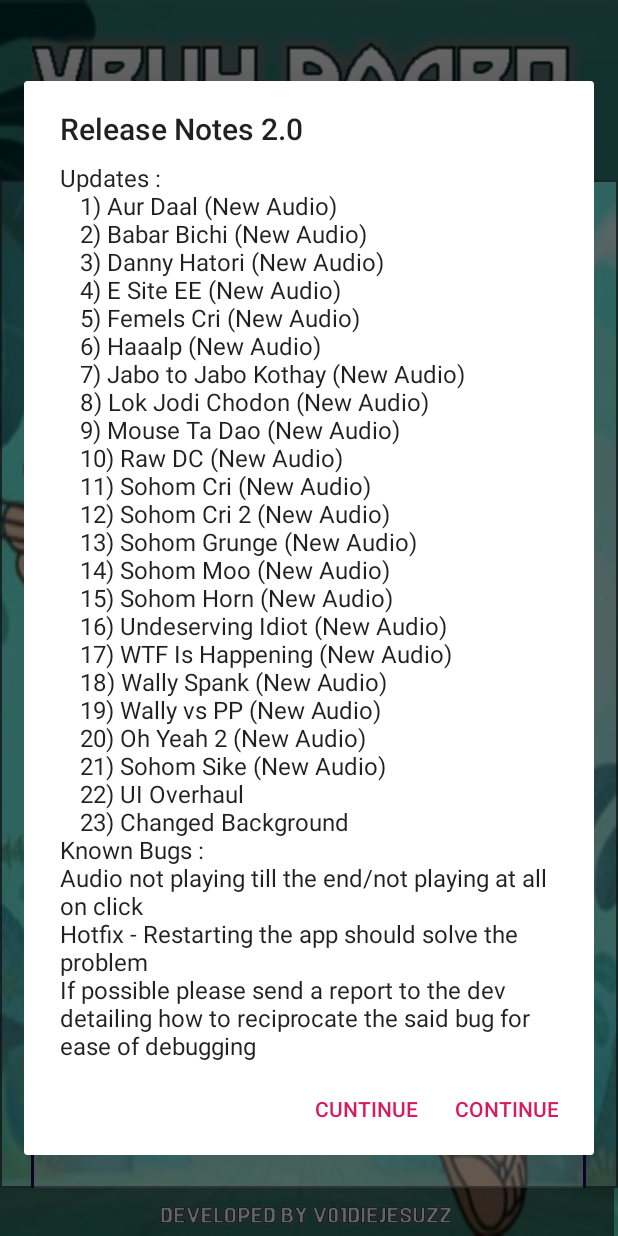
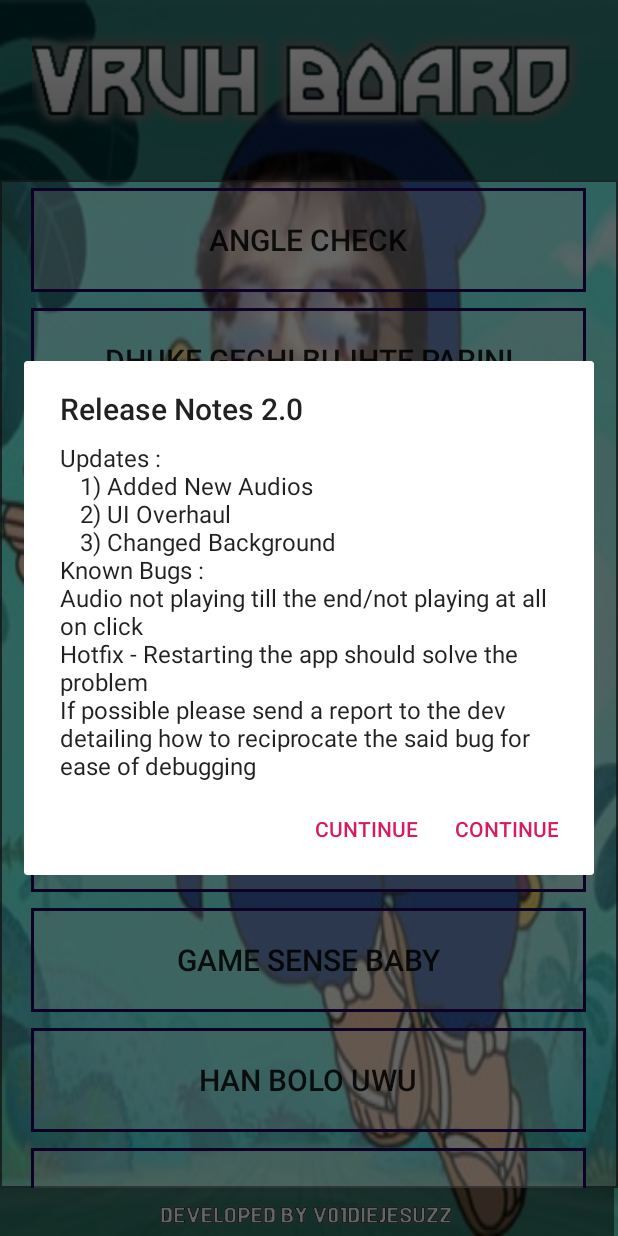
Before and after one commit to jagreetdg/VruhBoard, an Android app: the screen it shows after launch (MainActivity), after a tap on an icon or button, on a phone screen of 412 x 824 dp. Run offline under Robolectric (Android 15) with nearby library versions, the phone set to English and light mode, and no system bars.

Commit message:
Integrated New Audio into existing list

```diff
--- a/app/src/main/java/io/github/jagreetdg/vruhboard/MainActivity.java
+++ b/app/src/main/java/io/github/jagreetdg/vruhboard/MainActivity.java
@@ -40,29 +40,9 @@ public class MainActivity extends AppCompatActivity {
             public void onClick(View v) {
                 String content =
                         "Updates :\n\t" +
-                        "1) Aur Daal (New Audio)\n\t" +
-                        "2) Babar Bichi (New Audio)\n\t" +
-                        "3) Danny Hatori (New Audio)\n\t"+
-                        "4) E Site EE (New Audio)\n\t" +
-                        "5) Femels Cri (New Audio)\n\t" +
-                        "6) Haaalp (New Audio)\n\t" +
-                        "7) Jabo to Jabo Kothay (New Audio)\n\t" +
-                        "8) Lok Jodi Chodon (New Audio)\n\t" +
-                        "9) Mouse Ta Dao (New Audio)\n\t" +
-                        "10) Raw DC (New Audio)\n\t" +
-                        "11) Sohom Cri (New Audio)\n\t" +
-                        "12) Sohom Cri 2 (New Audio)\n\t" +
-                        "13) Sohom Grunge (New Audio)\n\t" +
-                        "14) Sohom Moo (New Audio)\n\t" +
-                        "15) Sohom Horn (New Audio)\n\t" +
-                        "16) Undeserving Idiot (New Audio)\n\t" +
-                        "17) WTF Is Happening (New Audio)\n\t" +
-                        "18) Wally Spank (New Audio)\n\t" +
-                        "19) Wally vs PP (New Audio)\n\t" +
-                        "20) Oh Yeah 2 (New Audio)\n\t"+
-                        "21) Sohom Sike (New Audio)\n\t"+
-                        "22) UI Overhaul\n\t" +
-                        "23) Changed Background\n" +
+                        "1) Added New Audios\n\t"+
+                        "2) UI Overhaul\n\t" +
+                        "3) Changed Background\n" +
                         "Known Bugs :\n" +
                         "Audio not playing till the end/not playing at all on click" + "\n" +
                         "Hotfix - Restarting the app should solve the problem" + "\n" +
@@ -171,5 +151,11 @@ public class MainActivity extends AppCompatActivity {
         pb_ids.add(R.raw.v2_wally_vs_pp);
         txts.add("V2 Oh Yeah 2");
         pb_ids.add(R.raw.v2_oh_yeah_2);
+        txts.add("V2 Kichu Janisnaa");
+        pb_ids.add(R.raw.v2_kichujanisnaa);
+        txts.add("V2 No More Naru");
+        pb_ids.add(R.raw.v2_nomorenaru);
+        txts.add("V2 Yoru Trash");
+        pb_ids.add(R.raw.v2_yoru_trash);
     }
 }
```
Also changed, not shown: 8 other files.
